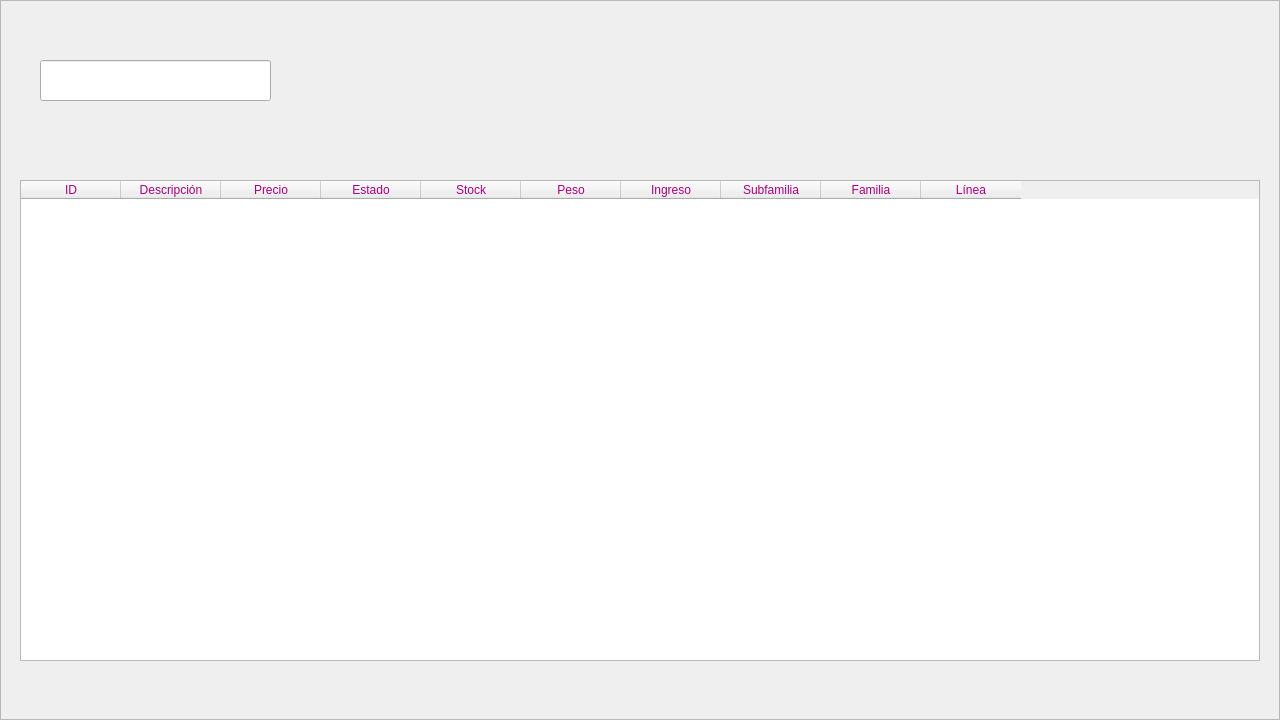
Before: the Qt Designer form UI/inventarista_window.ui in Bubbl33s/idat_c2_proy_software_inventario, drawn with Qt 5.
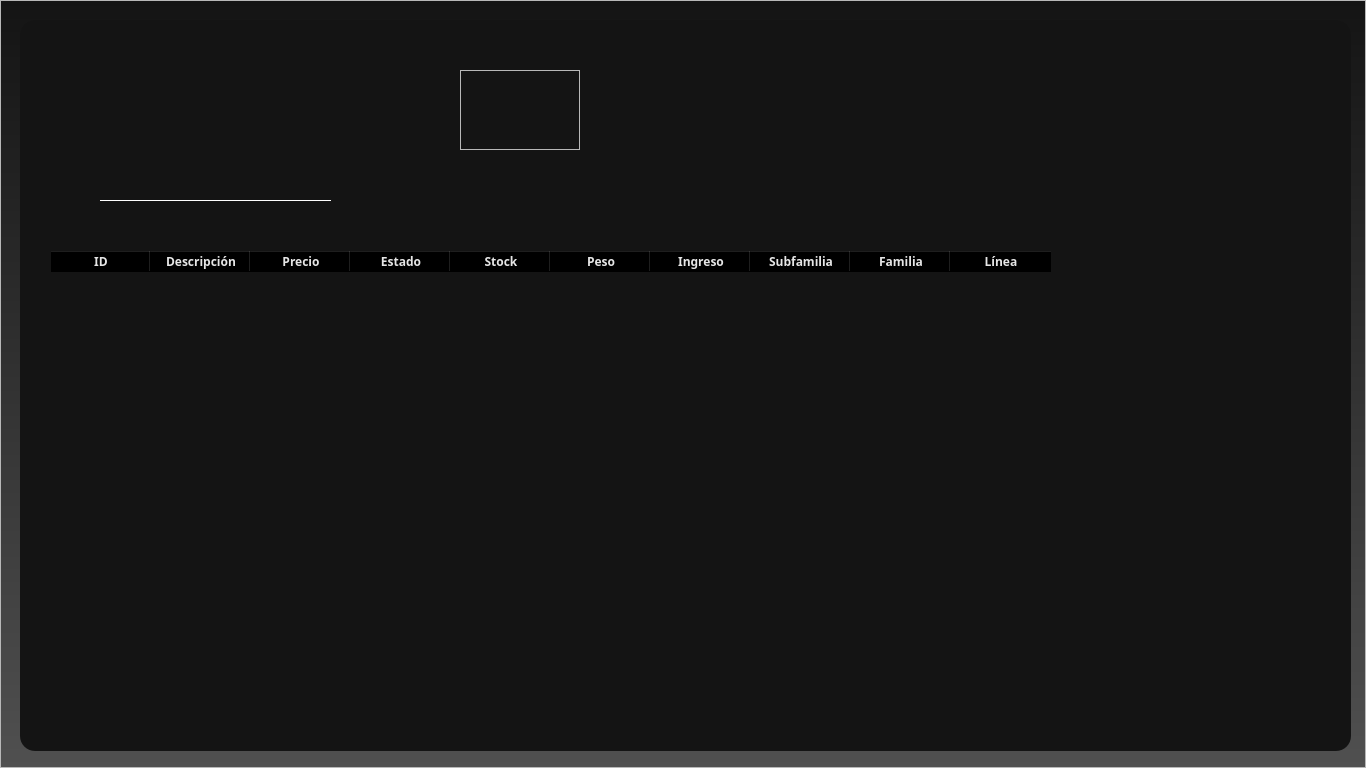
After: the same form once the commit is applied. Icons and pictures are not drawn.

The edit to the form file:
```diff
--- a/UI/inventarista_window.ui
+++ b/UI/inventarista_window.ui
@@ -6,20 +6,20 @@
    <rect>
     <x>0</x>
     <y>0</y>
-    <width>1280</width>
-    <height>720</height>
+    <width>1366</width>
+    <height>768</height>
    </rect>
   </property>
   <property name="minimumSize">
    <size>
-    <width>1280</width>
-    <height>720</height>
+    <width>1366</width>
+    <height>768</height>
    </size>
   </property>
   <property name="maximumSize">
    <size>
-    <width>1280</width>
-    <height>720</height>
+    <width>1366</width>
+    <height>768</height>
    </size>
   </property>
   <property name="windowTitle">
@@ -29,7 +29,104 @@
    <iconset>
     <normaloff>../assets/python.png</normaloff>../assets/python.png</iconset>
   </property>
-  <widget class="QWidget" name="centralwidget">
+  <property name="styleSheet">
+   <string notr="true">*{
+font-family: century-ghotic;
+}
+
+QWidget#background{
+background: qlineargradient(x1:0, y1:0, x2:0, y2:1, stop:0 rgb(20, 20, 20), stop:1 rgb(80, 80, 80));
+}
+
+QFrame#frame_main{
+background-color: rgb(20, 20, 20);
+border-radius: 15px;
+}
+
+QLabel{
+color: rgb(230, 230, 230);
+}
+
+QLineEdit{
+background: transparent;
+border: none;
+border-bottom: 1px solid white;
+color: white;
+font-size: 14px;
+}
+
+QPushButton{
+background-color: rgb(152, 152, 152);
+font-weight: bold;
+font-size: 20px;
+border:none;
+border-radius: 8px;
+}
+QPushButton:hover {
+    background-color: rgb(190, 190, 190);
+}
+
+QPushButton:pressed {
+    background-color: rgb(120, 120, 120);
+}
+
+QMessageBox{
+color: rgb(0, 0, 0);
+}
+
+QHeaderView::section {
+    font-weight: bold;
+    background-color: transparent;
+	color: rgb(230, 230, 230);
+}
+
+QTableWidget {
+    background-color: transparent;
+	color: rgb(230, 230, 230);
+}
+
+QTableWidget::item {
+    border-right: 8px solid rgb(20, 20, 20);
+	border-left: 8px solid rgb(20, 20, 20);
+}
+
+QTableWidget QHeaderView::section:vertical {
+    border-right: 15px solid rgb(20, 20, 20);
+}
+
+QTableWidget QHeaderView {
+    background-color: transparent;
+}
+
+QTableWidget QTableCornerButton::section {
+    background-color: transparent;
+}
+
+QTableWidget QScrollBar:vertical {
+    border: none;
+    background: rgb(152, 152, 152);
+	width: 15px;
+}
+
+QTableWidget QScrollBar::add-page:vertical, QTableWidget QScrollBar::sub-page:vertical {
+    background: rgb(152, 152, 152);
+}
+QTableWidget QScrollBar::handle:vertical {
+    background: rgb(44, 44, 44);
+	margin: 2px 2.5px;
+	border-radius: 4px;
+}
+
+QTableWidget QScrollBar::sub-line:vertical, QTableWidget QScrollBar::add-line:vertical {
+    height: 0px;
+    border: none;
+    background: none;
+}</string>
+  </property>
+  <widget class="QWidget" name="background">
+   <property name="styleSheet">
+    <string notr="true"/>
+   </property>
    <layout class="QVBoxLayout" name="verticalLayout">
     <property name="spacing">
      <number>0</number>
@@ -50,18 +147,46 @@
      <widget class="QFrame" name="frame_producto">
       <property name="minimumSize">
        <size>
-        <width>1280</width>
-        <height>720</height>
+        <width>1366</width>
+        <height>768</height>
        </size>
       </property>
       <property name="maximumSize">
        <size>
-        <width>1280</width>
-        <height>16777215</height>
+        <width>1633</width>
+        <height>768</height>
        </size>
       </property>
       <property name="styleSheet">
        <string notr="true"/>
+      </property>
+      <property name="frameShape">
+       <enum>QFrame::StyledPanel</enum>
+      </property>
+      <property name="frameShadow">
+       <enum>QFrame::Raised</enum>
+      </property>
+      <widget class="QFrame" name="frame_main">
+       <property name="geometry">
+        <rect>
+         <x>20</x>
+         <y>20</y>
+         <width>1331</width>
+         <height>731</height>
+        </rect>
+       </property>
+       <property name="styleSheet">
+        <string notr="true">QTableWidget QScrollBar::sub-line:vertical, QTableWidget QScrollBar::add-line:vertical {
+    height: 0px;
+    border: none;
+    background: transparent;
+}
+
+QTableWidget QScrollBar::up-arrow:vertical, QTableWidget QScrollBar::down-arrow:vertical {
+    width: 0px;
+    height: 0px;
+    background: transparent;
+}</string>
       </property>
       <property name="frameShape">
        <enum>QFrame::StyledPanel</enum>
@@ -75,16 +200,14 @@
        </property>
        <property name="geometry">
         <rect>
-         <x>20</x>
-         <y>180</y>
-         <width>1240</width>
+          <x>30</x>
+          <y>230</y>
+          <width>1275</width>
          <height>481</height>
         </rect>
        </property>
        <property name="styleSheet">
-        <string notr="true">QHeaderView::section {
-    color: rgb(170, 0, 127)
-}</string>
+         <string notr="true"/>
        </property>
        <attribute name="verticalHeaderCascadingSectionResizes">
         <bool>false</bool>
@@ -143,11 +266,28 @@
       <widget class="QLineEdit" name="txtBuscarProducto">
        <property name="geometry">
         <rect>
-         <x>40</x>
-         <y>60</y>
+          <x>80</x>
+          <y>140</y>
          <width>231</width>
          <height>41</height>
         </rect>
+        </property>
+       </widget>
+      </widget>
+      <widget class="QFrame" name="frame_details">
+       <property name="geometry">
+        <rect>
+         <x>460</x>
+         <y>70</y>
+         <width>120</width>
+         <height>80</height>
+        </rect>
+       </property>
+       <property name="frameShape">
+        <enum>QFrame::StyledPanel</enum>
+       </property>
+       <property name="frameShadow">
+        <enum>QFrame::Raised</enum>
        </property>
       </widget>
      </widget>
```
Lines whose indentation alone changed are shown as unchanged.
